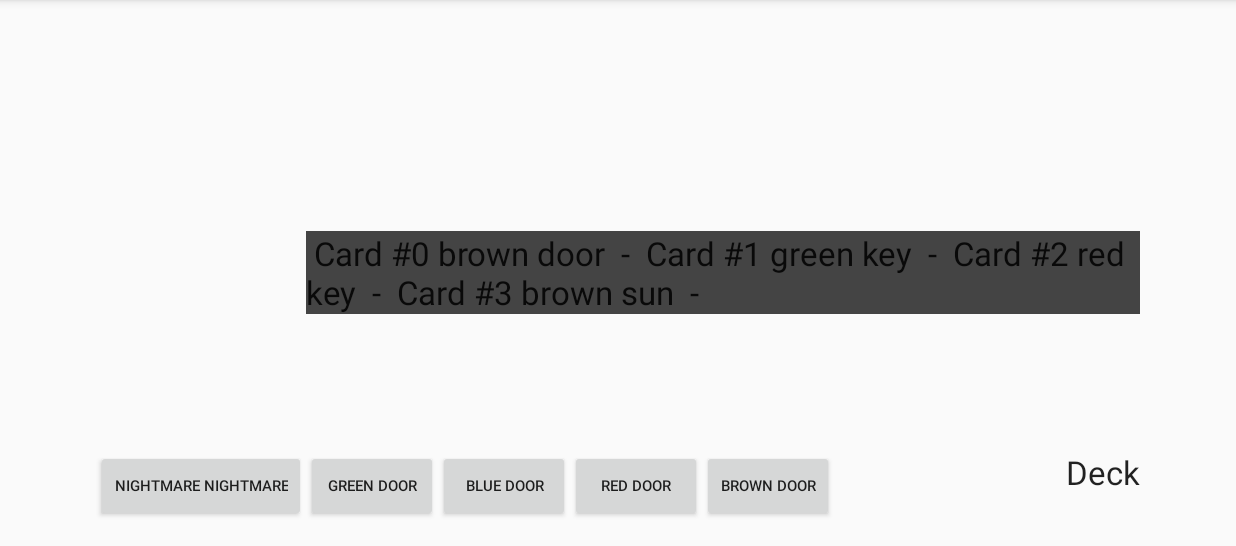
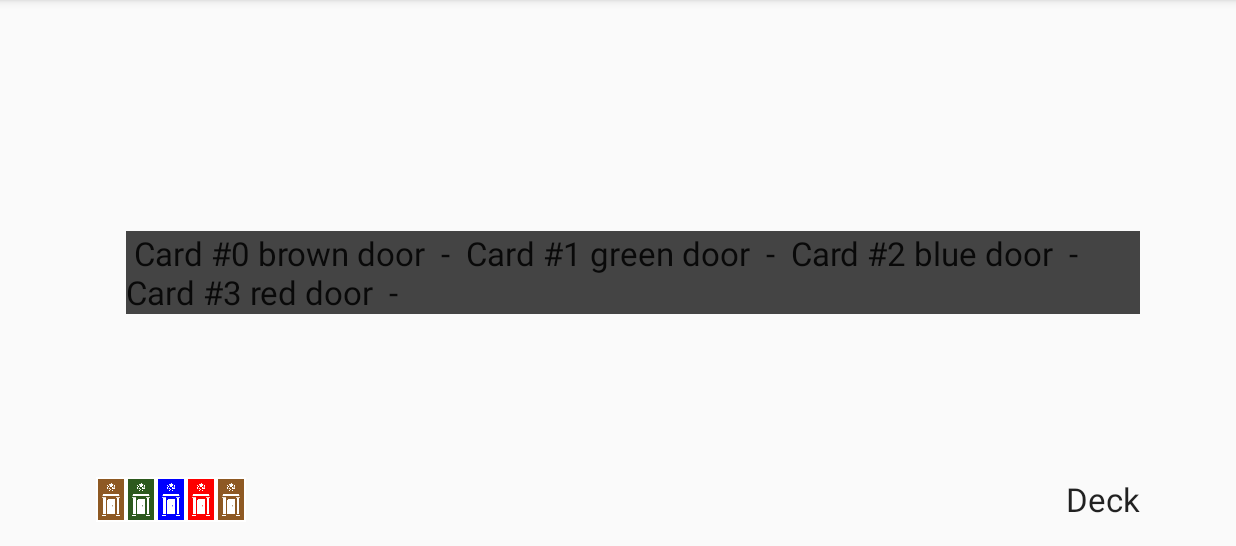
Before and after one commit to zlwdk4/Nonirim, an Android app: the screen it shows after launch (MainActivity), in the options menu, after a tap on "Settings", on a phone screen of 824 x 412 dp (held sideways), the part 72-618 px from its top. Run offline under Robolectric (Android 15) with nearby library versions, the phone set to English and light mode, and no system bars.

Commit message:
Mid way through implementing cards instead of strings

```diff
--- /dev/null
+++ b/app/src/main/java/DiscardPile.java
@@ -0,0 +1,29 @@
+import java.util.ArrayList;
+import java.util.List;
+
+import gaming.wolfback.nonirim.Card;
+
+/**
+ * Created by Jarren on 2/24/2016.
+ */
+public class DiscardPile {
+    private static List<Card> discardPile;
+    private static String discardString = "";
+    public DiscardPile(){
+        discardPile = new ArrayList<Card>();
+    }
+    public void addCardToDiscard(Card c){
+        discardPile.remove(c);
+    }
+
+    public String getDiscardString(){
+        for (int i = 0; i < discardPile.size(); ++i)
+        {
+            discardString += ("Card #" + i + " " + discardPile.get(i).getColor() +
+                    " " + discardPile.get(i).getType() + "  -  ");
+        }
+
+        return discardString;
+    }
+
+}
--- a/app/src/main/java/gaming/wolfback/nonirim/Facade.java
+++ b/app/src/main/java/gaming/wolfback/nonirim/Facade.java
@@ -93,7 +93,7 @@
     }
 
     public String getCardFromHand(int indexOfCard){
-        return (hand.getCard(indexOfCard).getColor() + " " + hand.getCard(indexOfCard).getType());
+        return (hand.getCard(indexOfCard).getColor() + hand.getCard(indexOfCard).getType());
     }
 
     public void drawFromDeckIntoHand(){
--- a/app/src/main/java/gaming/wolfback/nonirim/MainActivity.java
+++ b/app/src/main/java/gaming/wolfback/nonirim/MainActivity.java
@@ -5,16 +5,18 @@
 import android.view.Menu;
 import android.view.MenuItem;
 import android.view.View;
+import android.widget.ImageButton;
 import android.widget.TextView;
 
 public class MainActivity extends AppCompatActivity {
 
     public Facade theFacade = new Facade();
-    public TextView c0;
-    public TextView c1;
-    public TextView c2;
-    public TextView c3;
-    public TextView c4;
+    public ImageButton c0;
+    public ImageButton c1;
+    public ImageButton c2;
+    public ImageButton c3;
+    public ImageButton c4;
+    public TextView discard;
     @Override
     protected void onCreate(Bundle savedInstanceState) {
         super.onCreate(savedInstanceState);
@@ -23,23 +25,52 @@
         setInitialCardsInHand();
         setOnClickListenersForHand();
 
+        discard = (TextView) findViewById(R.id.discardPileId);
     }
 
     public void setInitialCardsInHand(){
-        c0 = (TextView) findViewById(R.id.hand0);
-        c0.setText(theFacade.getCardFromHand(0));
+        String theDoorString;
+        int resId;
 
-        c1 = (TextView) findViewById(R.id.hand1);
-        c1.setText(theFacade.getCardFromHand(1));
+        c0 = (ImageButton) findViewById(R.id.hand0);
+        theDoorString = theFacade.getCardFromHand(0);
+        if (theDoorString == "nightmarenightmare") {
+            theDoorString = "nightmare";
+        }
+        resId = getResources().getIdentifier(theDoorString, "drawable", getPackageName());
+        c0.setImageResource(resId);
 
-        c2 = (TextView) findViewById(R.id.hand2);
-        c2.setText(theFacade.getCardFromHand(2));
+        c1 = (ImageButton) findViewById(R.id.hand1);
+        theDoorString = theFacade.getCardFromHand(1);
+        if (theDoorString == "nightmarenightmare") {
+            theDoorString = "nightmare";
+        }
+        resId = getResources().getIdentifier(theDoorString, "drawable", getPackageName());
+        c1.setImageResource(resId);
 
-        c3 = (TextView) findViewById(R.id.hand3);
-        c3.setText(theFacade.getCardFromHand(3));
+        c2 = (ImageButton) findViewById(R.id.hand2);
+        theDoorString = theFacade.getCardFromHand(2);
+        if (theDoorString == "nightmarenightmare") {
+            theDoorString = "nightmare";
+        }
+        resId = getResources().getIdentifier(theDoorString, "drawable", getPackageName());
+        c2.setImageResource(resId);
 
-        c4 = (TextView) findViewById(R.id.hand4);
-        c4.setText(theFacade.getCardFromHand(4));
+        c3 = (ImageButton) findViewById(R.id.hand3);
+        theDoorString = theFacade.getCardFromHand(3);
+        if (theDoorString == "nightmarenightmare") {
+            theDoorString = "nightmare";
+        }
+        resId = getResources().getIdentifier(theDoorString, "drawable", getPackageName());
+        c3.setImageResource(resId);
+
+        c4 = (ImageButton) findViewById(R.id.hand4);
+        theDoorString = theFacade.getCardFromHand(4);
+        if (theDoorString == "nightmarenightmare") {
+            theDoorString = "nightmare";
+        }
+        resId = getResources().getIdentifier(theDoorString, "drawable", getPackageName());
+        c4.setImageResource(resId);
 
     }
 
@@ -47,12 +78,15 @@
         c0.setOnClickListener(new View.OnClickListener() {
             @Override
             public void onClick(View v) {
+                //Takes the index of the card in the hand, removes the card from hand, and adds the card into the labyrinth
                 theFacade.playCardIntoLab(0);
                 String theLabString = theFacade.seeLab();
-                TextView t = (TextView) findViewById(R.id.LabId);
-                t.setText(theLabString);
+                TextView theLab = (TextView) findViewById(R.id.LabId);
+                //
+                theLab.setText(theLabString);
                 theFacade.drawFromDeckIntoHand();
-                c0.setText(theFacade.getCardFromHand(0));
+                //c0.setText(theFacade.getCardFromHand(0));
+
             }
         });
 
@@ -61,10 +95,10 @@
             public void onClick(View v) {
                 theFacade.playCardIntoLab(1);
                 String theLabString = theFacade.seeLab();
-                TextView t = (TextView) findViewById(R.id.LabId);
-                t.setText(theLabString);
+                TextView theLab = (TextView) findViewById(R.id.LabId);
+                theLab.setText(theLabString);
                 theFacade.drawFromDeckIntoHand();
-                c1.setText(theFacade.getCardFromHand(1));
+                //c1.setText(theFacade.getCardFromHand(1));
             }
         });
 
@@ -73,10 +107,10 @@
             public void onClick(View v) {
                 theFacade.playCardIntoLab(2);
                 String theLabString = theFacade.seeLab();
-                TextView t = (TextView) findViewById(R.id.LabId);
-                t.setText(theLabString);
+                TextView theLab = (TextView) findViewById(R.id.LabId);
+                theLab.setText(theLabString);
                 theFacade.drawFromDeckIntoHand();
-                c2.setText(theFacade.getCardFromHand(2));
+                //c2.setText(theFacade.getCardFromHand(2));
             }
         });
 
@@ -85,10 +119,10 @@
             public void onClick(View v) {
                 theFacade.playCardIntoLab(3);
                 String theLabString = theFacade.seeLab();
-                TextView t = (TextView) findViewById(R.id.LabId);
-                t.setText(theLabString);
+                TextView theLab = (TextView) findViewById(R.id.LabId);
+                theLab.setText(theLabString);
                 theFacade.drawFromDeckIntoHand();
-                c3.setText(theFacade.getCardFromHand(3));
+                //c3.setText(theFacade.getCardFromHand(3));
             }
         });
 
@@ -97,10 +131,10 @@
             public void onClick(View v) {
                 theFacade.playCardIntoLab(4);
                 String theLabString = theFacade.seeLab();
-                TextView t = (TextView) findViewById(R.id.LabId);
-                t.setText(theLabString);
+                TextView theLab = (TextView) findViewById(R.id.LabId);
+                theLab.setText(theLabString);
                 theFacade.drawFromDeckIntoHand();
-                c4.setText(theFacade.getCardFromHand(4));
+                //c4.setText(theFacade.getCardFromHand(4));
             }
         });
     }
--- a/app/src/main/res/layout/activity_main.xml
+++ b/app/src/main/res/layout/activity_main.xml
@@ -6,50 +6,55 @@
     android:paddingBottom="@dimen/activity_vertical_margin" tools:context=".MainActivity">
 
 
-    <Button
-        android:textSize="10dp"
-        android:layout_width="wrap_content"
-        android:layout_height="wrap_content"
+    <ImageButton
+        android:layout_width="20dp"
+        android:layout_height="30dp"
         android:id="@+id/hand0"
         android:layout_alignParentBottom="true"
         android:layout_alignParentLeft="true"
-        android:layout_alignParentStart="true" />
+        android:layout_alignParentStart="true"
+        android:scaleType="fitXY"
+        android:background="@drawable/backofcard"/>
 
-    <Button
-        android:textSize="10dp"
-        android:layout_width="wrap_content"
-        android:layout_height="wrap_content"
+    <ImageButton
+        android:layout_width="20dp"
+        android:layout_height="30dp"
         android:id="@+id/hand1"
         android:layout_alignBottom="@+id/hand0"
         android:layout_toRightOf="@+id/hand0"
-        android:layout_toEndOf="@+id/hand0" />
+        android:layout_toEndOf="@+id/hand0"
+        android:scaleType="fitXY"
+        android:background="@drawable/backofcard"/>
 
-    <Button
-        android:textSize="10dp"
-        android:layout_width="wrap_content"
-        android:layout_height="wrap_content"
+    <ImageButton
+        android:layout_width="20dp"
+        android:layout_height="30dp"
         android:id="@+id/hand2"
         android:layout_alignBottom="@+id/hand1"
         android:layout_toRightOf="@+id/hand1"
-        android:layout_toEndOf="@+id/hand1" />
+        android:layout_toEndOf="@+id/hand1"
+        android:scaleType="fitXY"
+        android:background="@drawable/backofcard"/>
 
-    <Button
-        android:textSize="10dp"
-        android:layout_width="wrap_content"
-        android:layout_height="wrap_content"
+    <ImageButton
+        android:layout_width="20dp"
+        android:layout_height="30dp"
         android:id="@+id/hand3"
         android:layout_alignBottom="@+id/hand2"
         android:layout_toRightOf="@+id/hand2"
-        android:layout_toEndOf="@+id/hand2" />
+        android:layout_toEndOf="@+id/hand2"
+        android:scaleType="fitXY"
+        android:background="@drawable/backofcard"/>
 
-    <Button
-        android:textSize="10dp"
-        android:layout_width="wrap_content"
-        android:layout_height="wrap_content"
+    <ImageButton
+        android:layout_width="20dp"
+        android:layout_height="30dp"
         android:id="@+id/hand4"
         android:layout_alignBottom="@+id/hand3"
         android:layout_toRightOf="@+id/hand3"
-        android:layout_toEndOf="@+id/hand3" />
+        android:layout_toEndOf="@+id/hand3"
+        android:scaleType="fitXY"
+        android:background="@drawable/backofcard"/>
 
     <TextView
         android:layout_width="wrap_content"
@@ -57,11 +62,11 @@
         android:textAppearance="?android:attr/textAppearanceLarge"
         android:id="@+id/LabId"
         android:layout_centerVertical="true"
-
         android:layout_toRightOf="@+id/hand0"
         android:layout_toEndOf="@+id/hand0"
         android:background="#444444"
         />
+
 
     <TextView
         android:layout_width="wrap_content"
@@ -72,4 +77,13 @@
         android:layout_alignTop="@+id/hand4"
         android:layout_alignParentRight="true"
         android:layout_alignParentEnd="true" />
+
+    <TextView
+        android:layout_width="wrap_content"
+        android:layout_height="wrap_content"
+        android:text=""
+        android:id="@+id/discardPileId"
+        android:layout_alignParentTop="true"
+        android:layout_alignRight="@+id/Deck"
+        android:layout_alignEnd="@+id/Deck" />
 </RelativeLayout>
```
